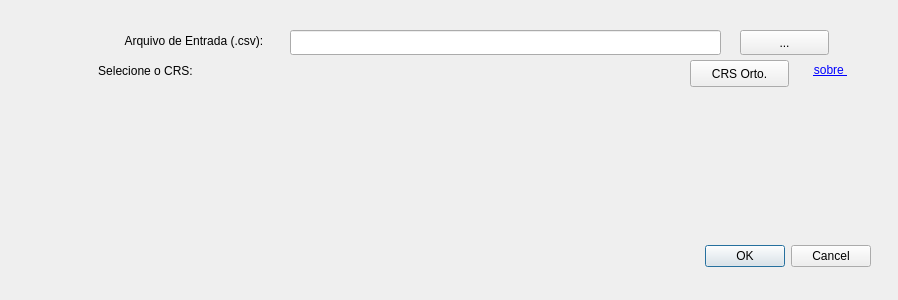
First picture: the form in volumator_dialog_base.ui, repository kauevestena/volum, before the edit.
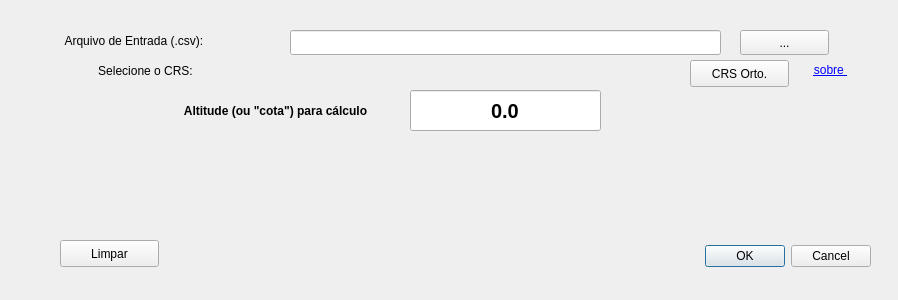
Second picture: the form after the edit. Custom widgets are drawn as their Qt base class.

Diff of the .ui file:
```diff
--- a/volumator_dialog_base.ui
+++ b/volumator_dialog_base.ui
@@ -32,7 +32,7 @@
   <widget class="QLabel" name="label">
    <property name="geometry">
     <rect>
-     <x>90</x>
+     <x>30</x>
      <y>30</y>
      <width>211</width>
      <height>21</height>
@@ -123,6 +123,64 @@
     <set>Qt::AlignCenter</set>
    </property>
   </widget>
+  <widget class="QPushButton" name="pushButton">
+   <property name="geometry">
+    <rect>
+     <x>60</x>
+     <y>240</y>
+     <width>99</width>
+     <height>27</height>
+    </rect>
+   </property>
+   <property name="text">
+    <string>Limpar</string>
+   </property>
+  </widget>
+  <widget class="QLineEdit" name="hCalc">
+   <property name="geometry">
+    <rect>
+     <x>410</x>
+     <y>90</y>
+     <width>191</width>
+     <height>41</height>
+    </rect>
+   </property>
+   <property name="font">
+    <font>
+     <pointsize>15</pointsize>
+     <weight>75</weight>
+     <bold>true</bold>
+    </font>
+   </property>
+   <property name="text">
+    <string>0.0</string>
+   </property>
+   <property name="alignment">
+    <set>Qt::AlignCenter</set>
+   </property>
+  </widget>
+  <widget class="QLabel" name="label_3">
+   <property name="geometry">
+    <rect>
+     <x>150</x>
+     <y>100</y>
+     <width>251</width>
+     <height>21</height>
+    </rect>
+   </property>
+   <property name="font">
+    <font>
+     <weight>75</weight>
+     <bold>true</bold>
+    </font>
+   </property>
+   <property name="text">
+    <string>Altitude (ou &quot;cota&quot;) para cálculo</string>
+   </property>
+   <property name="alignment">
+    <set>Qt::AlignCenter</set>
+   </property>
+  </widget>
  </widget>
  <customwidgets>
   <customwidget>
```
